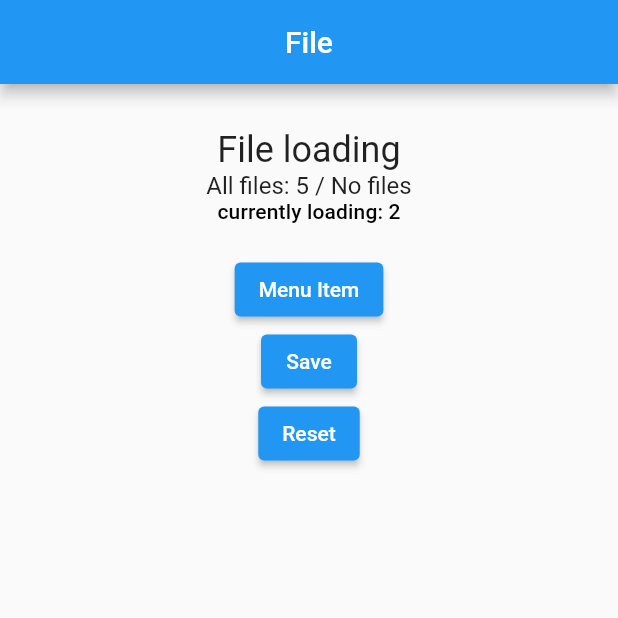
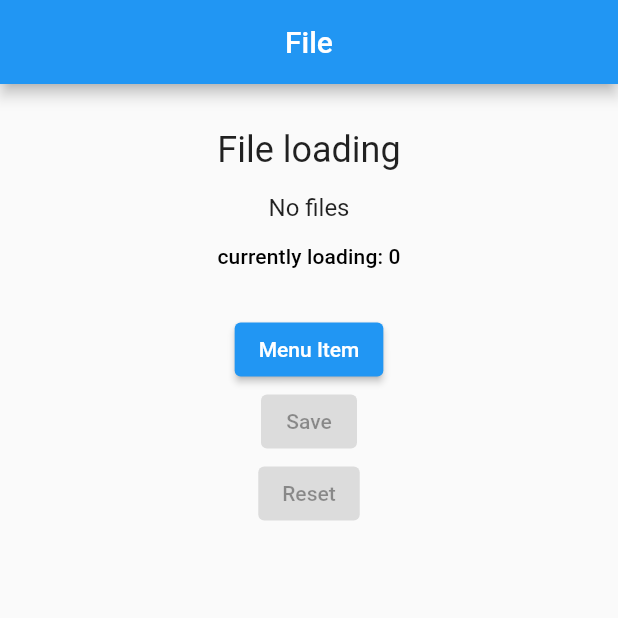
Before and after one commit to OlyaKovalchuk/Test-task-, a Flutter app: the screen it shows after launch, on a phone screen of 412 x 824 dp, the top half of it. Run offline on Flutter 3.47's test engine with Material 2 defaults, Android fonts, the phone set to English and light mode, and no system bars.

Commit message:
remake code; refactor code;

```diff
--- a/lib/file_manager.dart
+++ b/lib/file_manager.dart
@@ -2,50 +2,68 @@ import 'dart:async';
 import 'dart:collection';
 import 'dart:math';
 
-enum StatusEvent { loading, loaded, queued }
+enum StatusEvent { loading, loaded, queued, overcrowed }
 
 class Files {
   late String id;
-  late StatusEvent status;
+  late StatusEvent statusEvent;
+  late String status;
 
-  Files(this.id, this.status);
+  Files(this.id, this.statusEvent, this.status);
 }
 
 class FileManager {
+  late int numOfLoadedFiles = 0;
+  late int numOfLoadingFiles = 0;
+  late int numOfQueuedFiles = 0;
   var _currentlyLoading = <Files>[];
   var _queue = Queue<Files>();
-  var _loadedFile = <Files>[];
+  var loadedFile = <Files>[];
 
-  StreamController<List<Files>> _controller = StreamController<List<Files>>();
-  late Stream<List<Files>> stream;
+  final _inputEventController = StreamController<StatusEvent>();
 
-  FileManager() {
-    stream = _controller.stream;
-  }
-  _updateStreamFile(){
-    _controller.add(_currentlyLoading + _queue.toList() + _loadedFile);
+  StreamSink<StatusEvent> get inputEventSink => _inputEventController.sink;
 
+  final _outputStateController = StreamController<List<Files>>.broadcast();
+
+  Stream<List<Files>> get outputStateStream => _outputStateController.stream;
+
+  FileManager._privateConstructor();
+
+  static final FileManager _instance = FileManager._privateConstructor();
+
+  factory FileManager() {
+    return _instance;
   }
 
-  // FileManager() {
-  //   _inputEventController.stream.listen((event) { });
-  // }
+  void dispose() {
+    _inputEventController.close();
+    _outputStateController.close();
+  }
 
+  _updateStreamFile() {
+    _outputStateController
+        .add(_currentlyLoading + _queue.toList() + loadedFile);
+  }
 
   addFile() {
-    Files _newFile = Files(generateRandomString(5), StatusEvent.queued);
+    Files _newFile =
+        Files(_generateRandomString(5), StatusEvent.queued, 'Queued');
     if (_canLoadMoreFiles()) {
       _loadFile(_newFile);
+    } else {
+      _queue.add(_newFile);
+      _newFile.status = 'Queued';
+      numOfQueuedFiles++;
     }
-    // else if(_countFile()== false) {
-    //   print('too many files');}
-      else{_queue.add(_newFile);}
     _updateStreamFile();
   }
 
   _loadFile(Files _file) {
-    _file.status = StatusEvent.loading;
+    _file.statusEvent = StatusEvent.loading;
+    _file.status = 'Loading';
     _currentlyLoading.add(_file);
+    numOfLoadingFiles++;
     _fakeLoadFile(_file);
   }
 
@@ -54,21 +72,26 @@ class FileManager {
       var rn = new Random();
       return min + rn.nextInt(max - min);
     }
+
     Duration delay = Duration(seconds: random(3, 10));
     Timer(delay, () {
       Files? _fileToUpdate =
           _currentlyLoading.firstWhere((file) => file.id == _fileToLoad.id);
       _currentlyLoading.remove(_fileToUpdate);
-      _fileToUpdate.status = StatusEvent.loaded;
-      _loadedFile.add(_fileToUpdate);
+      numOfLoadingFiles--;
+      _fileToUpdate.statusEvent = StatusEvent.loaded;
+      _fileToUpdate.status = 'Loaded';
+      loadedFile.add(_fileToUpdate);
+      numOfLoadedFiles++;
       _checkQueuedFiles();
       _updateStreamFile();
     });
   }
 
-  _checkQueuedFiles(){
-    if(_canLoadMoreFiles() && _queue.isNotEmpty){
+  _checkQueuedFiles() {
+    if (_canLoadMoreFiles() && _queue.isNotEmpty) {
       Files _fileToLoad = _queue.removeFirst();
+      numOfQueuedFiles--;
       _loadFile(_fileToLoad);
       _updateStreamFile();
     }
@@ -78,26 +101,22 @@ class FileManager {
     return _currentlyLoading.length < 3;
   }
 
-  String generateRandomString(int len) {
+  String _generateRandomString(int len) {
     var r = Random();
     return String.fromCharCodes(
         List.generate(len, (index) => r.nextInt(33) + 89));
   }
 
-  // _countFile(){
-  //   if(_currentlyLoading.length + _queue.length + _loadedFile.length == 30)
-  //     return false;
-  //
-  //
-  // }
-
   update() {
     _updateStreamFile();
   }
-  clear(){
+
+  clear() {
     _currentlyLoading.clear();
-    _loadedFile.clear();
+    loadedFile.clear();
     _queue.clear();
+    numOfLoadedFiles = 0;
+    numOfLoadingFiles = 0;
     update();
   }
 }
--- a/lib/pages/home_page.dart
+++ b/lib/pages/home_page.dart
@@ -1,45 +1,116 @@
 import 'package:flutter/cupertino.dart';
 import 'package:flutter/material.dart';
 
-class HomePage extends StatefulWidget {
-  const HomePage({Key? key}) : super(key: key);
+import '../file_manager.dart';
+
+class MenuItem extends StatefulWidget {
+  const MenuItem({Key? key}) : super(key: key);
 
   @override
-  _HomePageState createState() => _HomePageState();
+  _MenuItemState createState() => _MenuItemState();
 }
 
-class _HomePageState extends State<HomePage> {
+class _MenuItemState extends State<MenuItem> {
+  FileManager _fileManager = FileManager();
+
   @override
   Widget build(BuildContext context) {
     return Scaffold(
       appBar: AppBar(
         centerTitle: true,
-            title: Text('File', style: TextStyle(color: Colors.white),),
+        title: Text(
+          'File',
+          style: TextStyle(color: Colors.white),
         ),
-          body: _buttonsItemMenu(),
-        );
-  }
-
-  Widget _buttonsItemMenu() =>  Center( child: Padding( padding: EdgeInsets.only(top: 30),
+      ),
+      body: StreamBuilder(
+          initialData: <Files>[],
+          stream: _fileManager.outputStateStream,
+          builder: (context, AsyncSnapshot<List<Files>> snapshot) {
+            return Center(
+                child: Padding(
+                    padding: EdgeInsets.only(top: 30),
                     child: Column(
-        children: [
-          Text('File loading', style: Theme.of(context).textTheme.headline5,),
-          Text('All files: 5 / No files', style: Theme.of(context).textTheme.subtitle1, ),
-          Text('currently loading: 2', style: Theme.of(context).textTheme.subtitle2, ),
-        SizedBox(height: 20,),
+                      children: <Widget>[
+                        Text(
+                          'File loading',
+                          style: Theme.of(context).textTheme.headline5,
+                        ),
+                        SizedBox(
+                          height: 15,
+                        ),
+                        _textLoadedFiles(),
+                        SizedBox(
+                          height: 15,
+                        ),
+                        Text(
+                          'currently loading: ${_fileManager.numOfLoadingFiles}',
+                          style: Theme.of(context).textTheme.subtitle2,
+                        ),
+                        SizedBox(
+                          height: 30,
+                        ),
                         ElevatedButton(
                             onPressed: () {
                               Navigator.pushNamed(context, '/file');
                             },
                             child: Text('Menu Item')),
                         ElevatedButton(
-            onPressed: () {},
-            child: Text('Save', style: TextStyle(color: Colors.white),),
+                          onPressed: _saveButton(),
+                          child: Text(
+                            'Save',
+                          ),
                         ),
                         ElevatedButton(
-            onPressed: () {},
-            child: Text('Reset',  style: TextStyle(color: Colors.white),),
+                          onPressed: _resetButton(),
+                          child: Text('Reset'),
                         ),
                       ],
                     )));
+          }),
+    );
   }
+
+  Text _textLoadedFiles() {
+    if (_fileManager.numOfLoadedFiles == 0) {
+      return Text(
+        'No files',
+        style: Theme.of(context).textTheme.subtitle1,
+      );
+    } else {
+      return Text(
+        'All files: ${_fileManager.numOfLoadedFiles}',
+        style: Theme.of(context).textTheme.subtitle1,
+      );
+    }
+  }
+
+  _saveButton() {
+    if (_checkLoadedFiles()) {
+      return null;
+    } else {
+      return () {
+        return ScaffoldMessenger.of(context).showSnackBar(SnackBar(
+          content: Text('You saved files'),
+          backgroundColor: Colors.green,
+        ));
+      };
+    }
+  }
+
+  bool _checkLoadedFiles() => _fileManager.numOfLoadedFiles == 0;
+
+  _resetButton() {
+    if (_checkLoadedFiles()) {
+      return null;
+    } else {
+      return () {
+        _fileManager.clear();
+        return ScaffoldMessenger.of(context).showSnackBar(SnackBar(
+          content: Text('You deleted files'),
+          backgroundColor: Colors.red,
+        ));
+      };
+    }
+  }
+}
--- a/pubspec.yaml
+++ b/pubspec.yaml
@@ -23,8 +23,7 @@ environment:
 dependencies:
   flutter:
     sdk: flutter
-  equatable: ^2.0.3
-  flutter_bloc: ^7.2.0
+
 
 
   # The following adds the Cupertino Icons font to your application.
```
Also changed, not shown: lib/main.dart (+6 -6 lines), lib/pages/files_page.dart (+23 -14 lines), pubspec.lock. Lines whose indentation alone changed are shown as unchanged.
